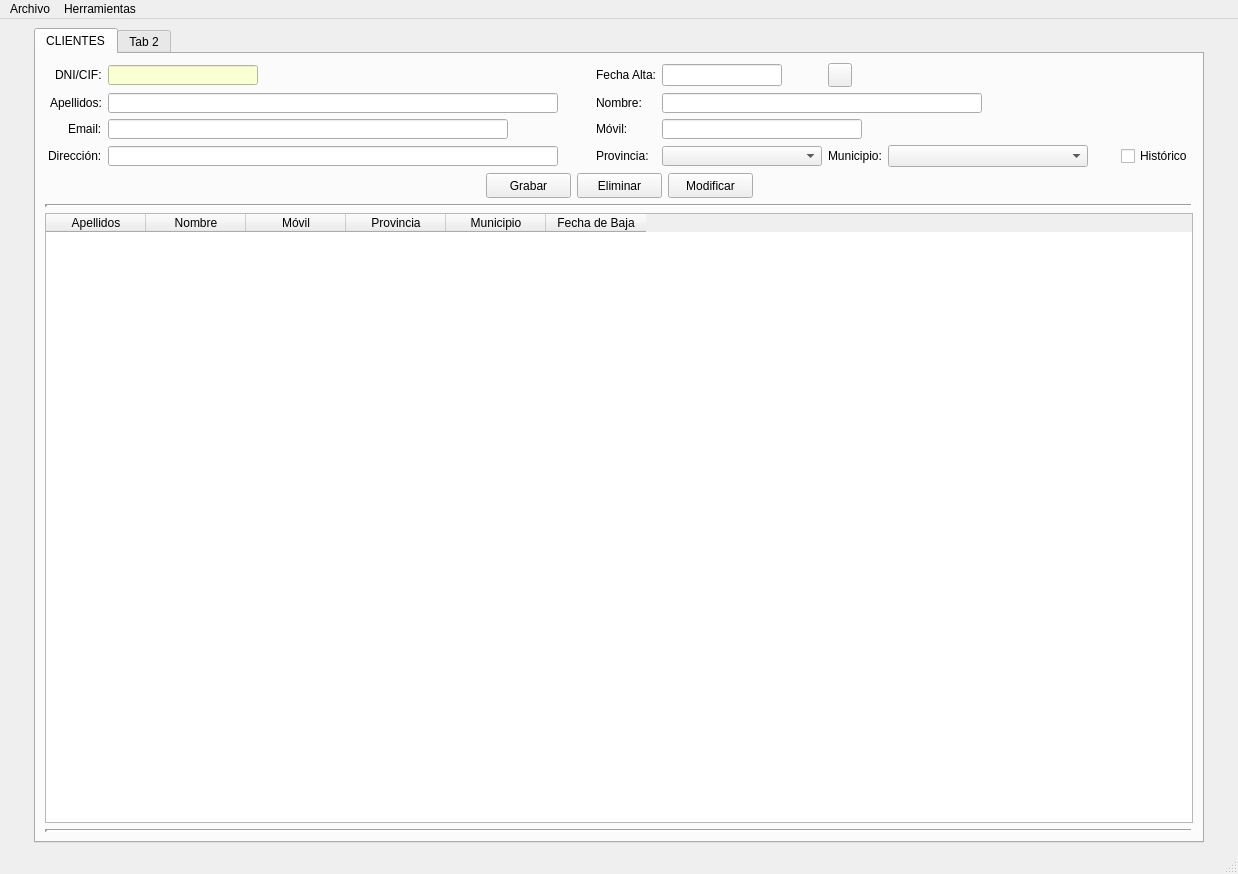
Before: the Qt Designer form templates/VenPrincipal.ui in VoctorSN/Proyecto-Desarrollo-Interfaces, drawn with Qt 5.
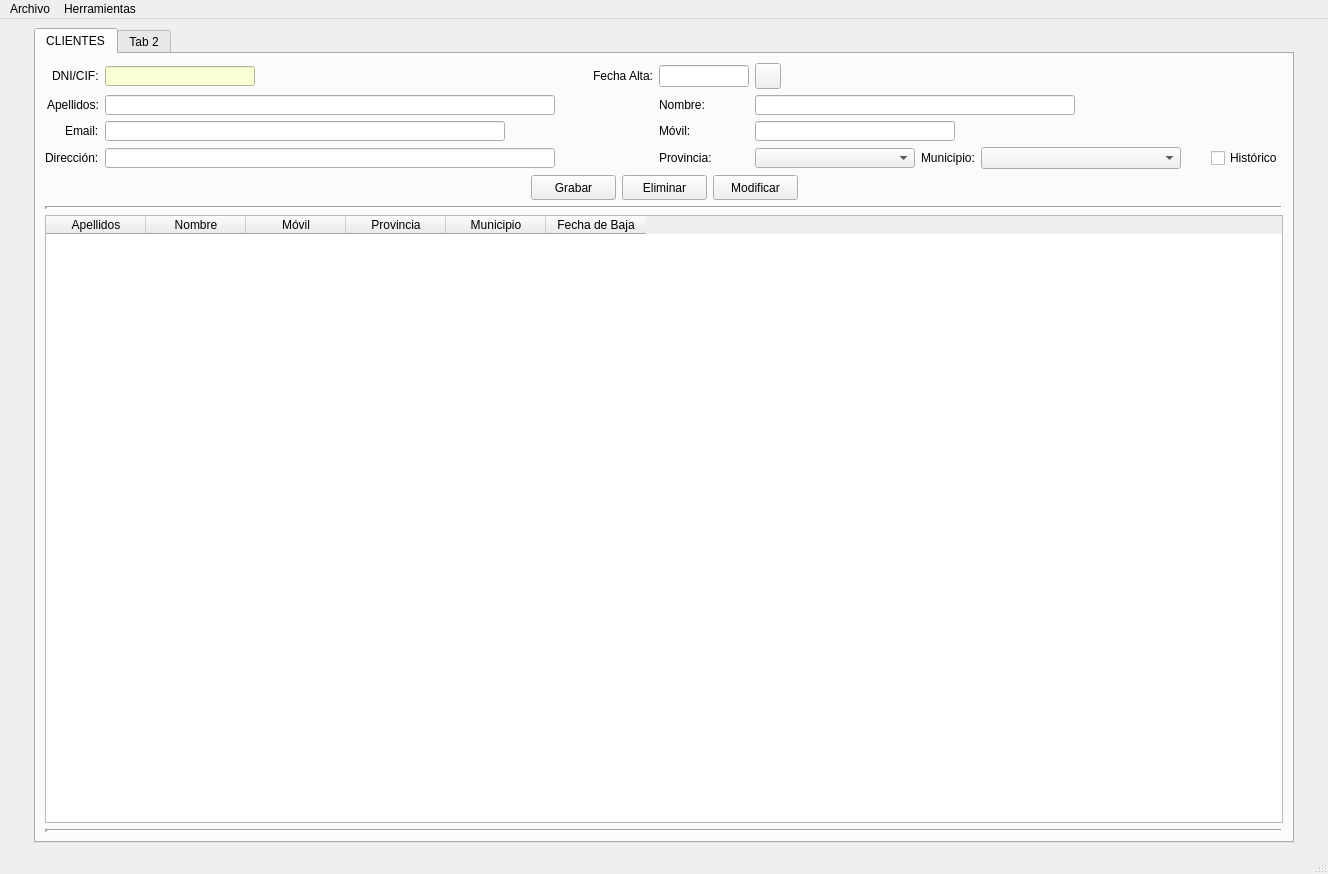
After: the same form once the commit is applied. Icons and pictures are not drawn.

Diff of the .ui file:
```diff
--- a/templates/VenPrincipal.ui
+++ b/templates/VenPrincipal.ui
@@ -445,39 +445,26 @@
             </property>
            </widget>
           </item>
-          <item row="0" column="8">
-           <widget class="QPushButton" name="btnAltaCli">
+          <item row="0" column="5">
+           <widget class="QLabel" name="lblCalendarCli">
             <property name="minimumSize">
              <size>
-              <width>24</width>
-              <height>24</height>
+              <width>60</width>
+              <height>20</height>
              </size>
             </property>
             <property name="maximumSize">
              <size>
-              <width>24</width>
-              <height>24</height>
+              <width>80</width>
+              <height>20</height>
              </size>
             </property>
-            <property name="styleSheet">
-             <string notr="true"/>
-            </property>
             <property name="text">
-             <string/>
-            </property>
-            <property name="icon">
-             <iconset>
-              <normaloff>../img/calendar.png</normaloff>../img/calendar.png</iconset>
-            </property>
-            <property name="iconSize">
-             <size>
-              <width>24</width>
-              <height>24</height>
-             </size>
+             <string>Fecha Alta:</string>
             </property>
            </widget>
           </item>
-          <item row="0" column="7">
+          <item row="0" column="6">
            <widget class="QLineEdit" name="txtCalendarCli">
             <property name="sizePolicy">
              <sizepolicy hsizetype="MinimumExpanding" vsizetype="Fixed">
@@ -499,22 +486,35 @@
             </property>
            </widget>
           </item>
-          <item row="0" column="6">
-           <widget class="QLabel" name="lblCalendarCli">
+          <item row="0" column="7">
+           <widget class="QPushButton" name="btnAltaCli">
             <property name="minimumSize">
              <size>
-              <width>60</width>
-              <height>20</height>
+              <width>26</width>
+              <height>26</height>
              </size>
             </property>
             <property name="maximumSize">
              <size>
-              <width>80</width>
-              <height>20</height>
+              <width>26</width>
+              <height>26</height>
              </size>
             </property>
+            <property name="styleSheet">
+             <string notr="true"/>
+            </property>
             <property name="text">
-             <string>Fecha Alta:</string>
+             <string/>
+            </property>
+            <property name="icon">
+             <iconset>
+              <normaloff>../img/calendar2.png</normaloff>../img/calendar2.png</iconset>
+            </property>
+            <property name="iconSize">
+             <size>
+              <width>24</width>
+              <height>24</height>
+             </size>
             </property>
            </widget>
           </item>
```
